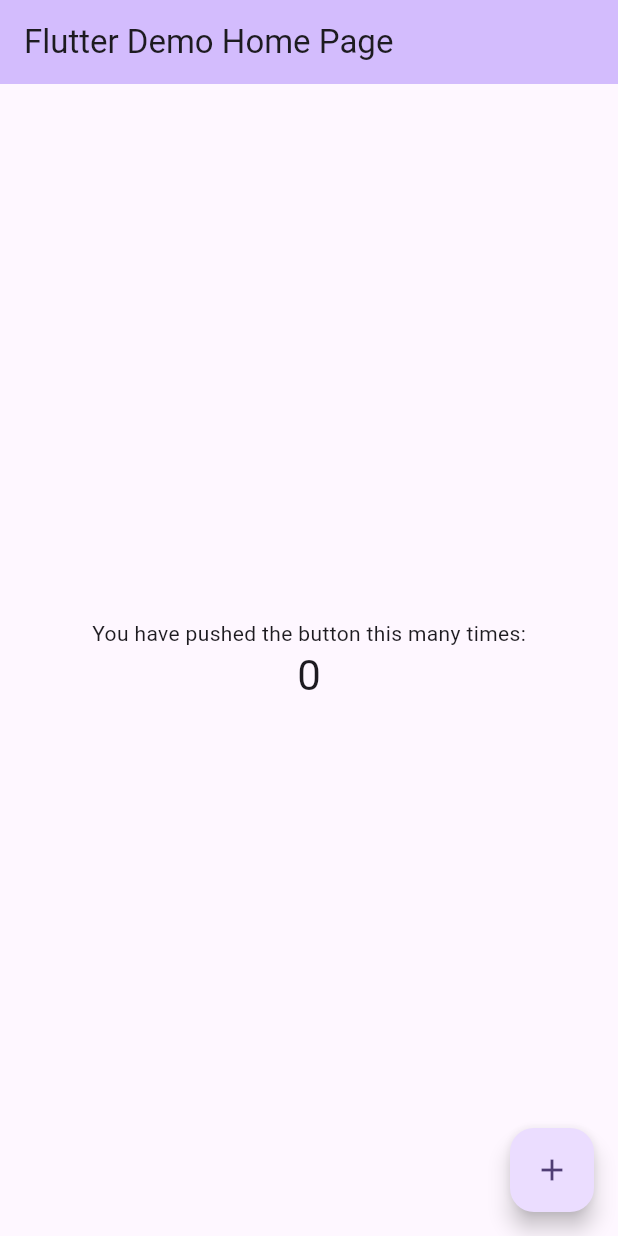
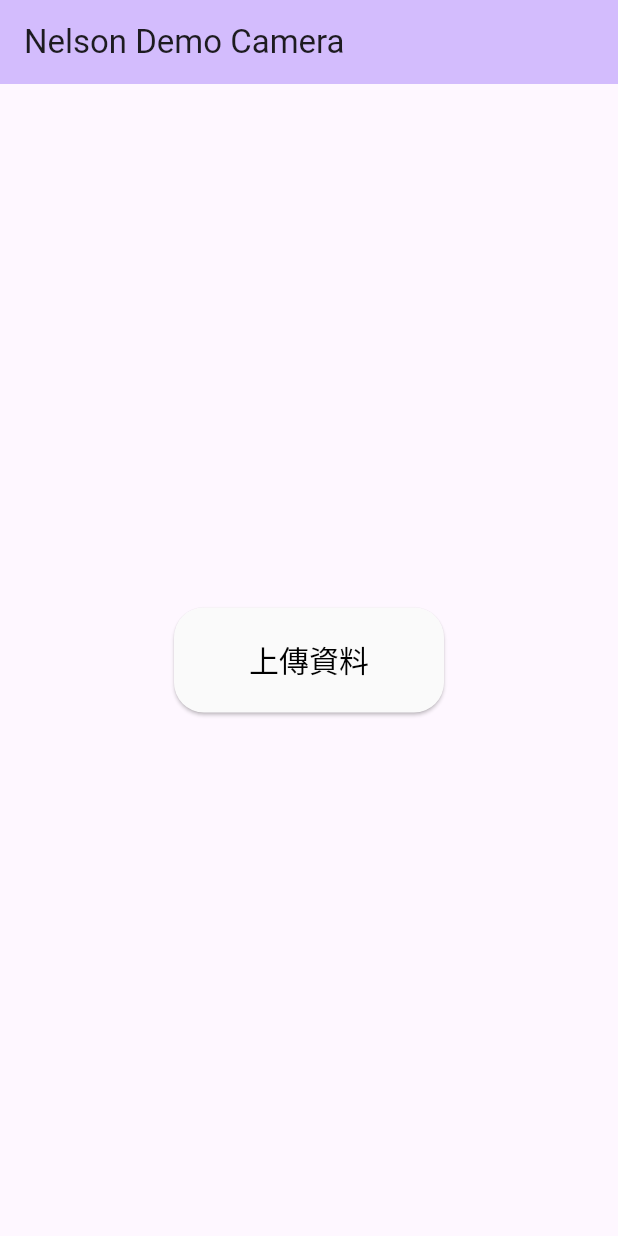
Before and after one commit to nelsonchung/nelson_camera, a Flutter app: the screen it shows after launch, on a phone screen of 412 x 824 dp. Run offline on Flutter 3.47's test engine with Material 2 defaults, Android fonts, the phone set to English and light mode, and no system bars; our stand-ins replace image_picker.

Commit message:
新增拍照與選取照片功能

```diff
--- a/lib/main.dart
+++ b/lib/main.dart
@@ -1,52 +1,28 @@
 import 'package:flutter/material.dart';
+import 'camera_take_photo.dart';
 
 void main() {
   runApp(const MyApp());
 }
 
 class MyApp extends StatelessWidget {
-  const MyApp({super.key});
+  const MyApp({Key? key}) : super(key: key);
 
-  // This widget is the root of your application.
   @override
   Widget build(BuildContext context) {
     return MaterialApp(
-      title: 'Flutter Demo',
+      title: 'Take the photo',
       theme: ThemeData(
-        // This is the theme of your application.
-        //
-        // TRY THIS: Try running your application with "flutter run". You'll see
-        // the application has a blue toolbar. Then, without quitting the app,
-        // try changing the seedColor in the colorScheme below to Colors.green
-        // and then invoke "hot reload" (save your changes or press the "hot
-        // reload" button in a Flutter-supported IDE, or press "r" if you used
-        // the command line to start the app).
-        //
-        // Notice that the counter didn't reset back to zero; the application
-        // state is not lost during the reload. To reset the state, use hot
-        // restart instead.
-        //
-        // This works for code too, not just values: Most code changes can be
-        // tested with just a hot reload.
         colorScheme: ColorScheme.fromSeed(seedColor: Colors.deepPurple),
         useMaterial3: true,
       ),
-      home: const MyHomePage(title: 'Flutter Demo Home Page'),
+      home: const MyHomePage(title: 'Nelson Demo Camera'),
     );
   }
 }
 
 class MyHomePage extends StatefulWidget {
-  const MyHomePage({super.key, required this.title});
-
-  // This widget is the home page of your application. It is stateful, meaning
-  // that it has a State object (defined below) that contains fields that affect
-  // how it looks.
-
-  // This class is the configuration for the state. It holds the values (in this
-  // case the title) provided by the parent (in this case the App widget) and
-  // used by the build method of the State. Fields in a Widget subclass are
-  // always marked "final".
+  const MyHomePage({Key? key, required this.title}) : super(key: key);
 
   final String title;
 
@@ -55,71 +31,41 @@
 }
 
 class _MyHomePageState extends State<MyHomePage> {
-  int _counter = 0;
-
-  void _incrementCounter() {
-    setState(() {
-      // This call to setState tells the Flutter framework that something has
-      // changed in this State, which causes it to rerun the build method below
-      // so that the display can reflect the updated values. If we changed
-      // _counter without calling setState(), then the build method would not be
-      // called again, and so nothing would appear to happen.
-      _counter++;
-    });
-  }
-
   @override
   Widget build(BuildContext context) {
-    // This method is rerun every time setState is called, for instance as done
-    // by the _incrementCounter method above.
-    //
-    // The Flutter framework has been optimized to make rerunning build methods
-    // fast, so that you can just rebuild anything that needs updating rather
-    // than having to individually change instances of widgets.
     return Scaffold(
       appBar: AppBar(
-        // TRY THIS: Try changing the color here to a specific color (to
-        // Colors.amber, perhaps?) and trigger a hot reload to see the AppBar
-        // change color while the other colors stay the same.
         backgroundColor: Theme.of(context).colorScheme.inversePrimary,
-        // Here we take the value from the MyHomePage object that was created by
-        // the App.build method, and use it to set our appbar title.
         title: Text(widget.title),
       ),
       body: Center(
-        // Center is a layout widget. It takes a single child and positions it
-        // in the middle of the parent.
         child: Column(
-          // Column is also a layout widget. It takes a list of children and
-          // arranges them vertically. By default, it sizes itself to fit its
-          // children horizontally, and tries to be as tall as its parent.
-          //
-          // Column has various properties to control how it sizes itself and
-          // how it positions its children. Here we use mainAxisAlignment to
-          // center the children vertically; the main axis here is the vertical
-          // axis because Columns are vertical (the cross axis would be
-          // horizontal).
-          //
-          // TRY THIS: Invoke "debug painting" (choose the "Toggle Debug Paint"
-          // action in the IDE, or press "p" in the console), to see the
-          // wireframe for each widget.
           mainAxisAlignment: MainAxisAlignment.center,
           children: <Widget>[
-            const Text(
-              'You have pushed the button this many times:',
-            ),
-            Text(
-              '$_counter',
-              style: Theme.of(context).textTheme.headlineMedium,
+            ElevatedButton(
+              onPressed: () {
+                Navigator.push(
+                  context,
+                  MaterialPageRoute(
+                    builder: (context) => const TakePictureMaterialPage(),
+                  ),
+                );
+              },
+              style: ElevatedButton.styleFrom(
+                foregroundColor: const Color.fromARGB(255, 0, 0, 0),
+                backgroundColor: const Color.fromARGB(255, 250, 250, 250),
+                padding:
+                    const EdgeInsets.symmetric(horizontal: 50, vertical: 20),
+                textStyle: const TextStyle(fontSize: 20),
+                shape: RoundedRectangleBorder(
+                  borderRadius: BorderRadius.circular(20),
+                ),
+              ),
+              child: const Text('上傳資料'),
             ),
           ],
         ),
       ),
-      floatingActionButton: FloatingActionButton(
-        onPressed: _incrementCounter,
-        tooltip: 'Increment',
-        child: const Icon(Icons.add),
-      ), // This trailing comma makes auto-formatting nicer for build methods.
     );
   }
 }
--- a/pubspec.yaml
+++ b/pubspec.yaml
@@ -35,6 +35,10 @@ dependencies:
   # The following adds the Cupertino Icons font to your application.
   # Use with the CupertinoIcons class for iOS style icons.
   cupertino_icons: ^1.0.2
+
+  # Nelson added
+  camera: ^0.10.5+2
+  image_picker: ^0.8.4+3
 
 dev_dependencies:
   flutter_test:
```
Also changed, not shown: lib/camera_take_photo.dart (added, +246 -0 lines), pubspec.lock, 15 other files.
